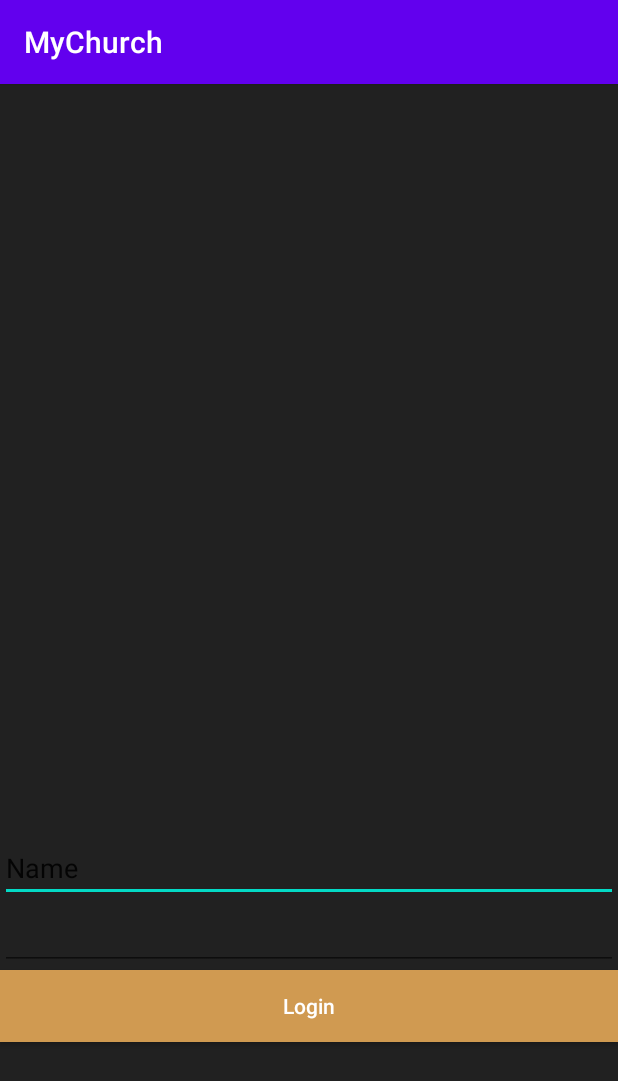
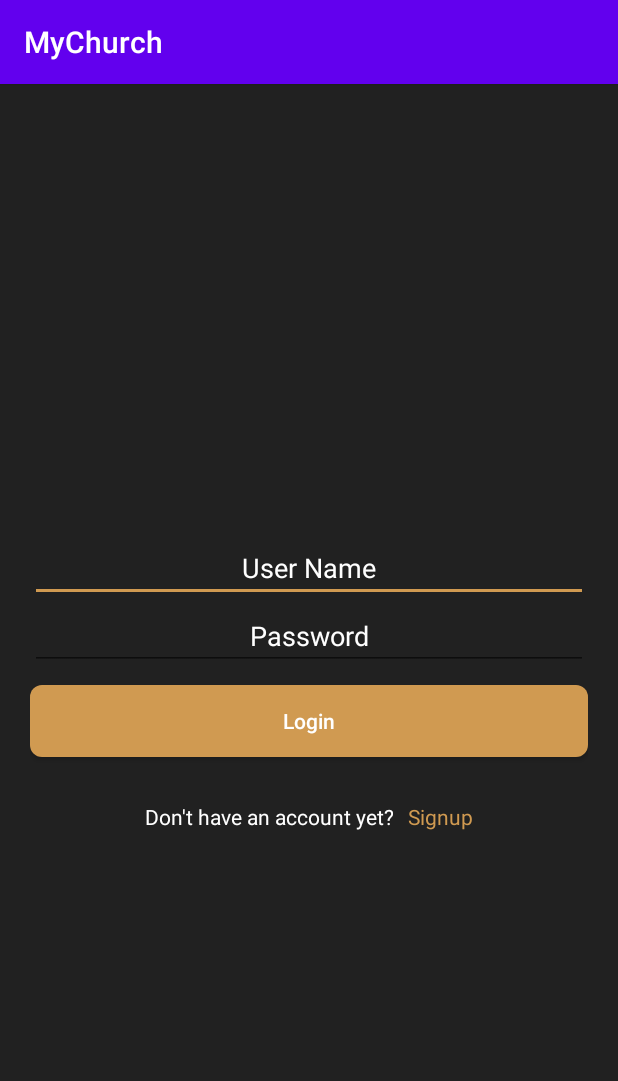
Before and after one commit to yamlakyam/The-Church-App, an Android app: the screen it shows after launch (MainActivity), on a phone screen of 412 x 824 dp. Shown: the top 1081 px of the screen. Run offline under Robolectric (Android 15) with nearby library versions, the phone set to English and light mode, and no system bars.

Commit message:
login activity completed

```diff
--- /dev/null
+++ b/app/src/main/res/drawable/rounded_btn.xml
@@ -0,0 +1,5 @@
+<?xml version="1.0" encoding="utf-8"?>
+<shape xmlns:android="http://schemas.android.com/apk/res/android" android:shape="rectangle">
+    <solid android:color="#d09a51"/>
+    <corners android:radius="8dp"/>
+</shape >
--- a/app/src/main/res/layout/activity_main.xml
+++ b/app/src/main/res/layout/activity_main.xml
@@ -2,34 +2,71 @@
 <LinearLayout xmlns:android="http://schemas.android.com/apk/res/android"
     xmlns:app="http://schemas.android.com/apk/res-auto"
     xmlns:tools="http://schemas.android.com/tools"
+    android:id="@+id/text1"
     android:layout_width="match_parent"
     android:layout_height="match_parent"
     android:background="#212121"
     android:orientation="vertical"
-    tools:context=".MainActivity" >
+    android:paddingLeft="20dp"
+    android:paddingRight="20dp"
+    tools:context=".MainActivity">
 
     <EditText
-        android:id="@+id/editTextTextPersonName"
+        android:id="@+id/usernameLogin"
         android:layout_width="match_parent"
         android:layout_height="wrap_content"
-        android:layout_marginTop="500dp"
+        android:layout_marginTop="300dp"
         android:ems="10"
+        android:gravity="center_horizontal"
+        android:hint="User Name"
         android:inputType="textPersonName"
-        android:text="Name" />
+        android:textColor="#FFFFFF"
+        android:textColorHint="#FFFFFF" />
 
     <EditText
-        android:id="@+id/editTextTextPassword"
+        android:id="@+id/passwordLogin"
         android:layout_width="match_parent"
         android:layout_height="wrap_content"
         android:ems="10"
-        android:inputType="textPassword" />
+        android:gravity="center_horizontal"
+        android:hint="Password"
+        android:inputType="textPassword"
+        android:textColor="#FFFFFF"
+        android:textColorHint="#FFFFFF" />
 
     <Button
-        android:id="@+id/button"
+        android:id="@+id/btnLogin"
         android:layout_width="match_parent"
         android:layout_height="wrap_content"
-        android:background="#d09a51"
+        android:layout_marginTop="10dp"
+        android:background="@drawable/rounded_btn"
         android:text="Login"
         android:textAllCaps="false"
         android:textColor="#FFFFFF" />
+
+    <LinearLayout
+        android:layout_width="match_parent"
+        android:layout_height="match_parent"
+        android:layout_marginTop="30dp"
+        android:orientation="horizontal">
+
+        <TextView
+            android:id="@+id/textView2"
+            android:layout_width="wrap_content"
+            android:layout_height="wrap_content"
+            android:layout_weight="1"
+            android:gravity="right"
+            android:text="Don't have an account yet?"
+            android:textColor="#FFFFFF" />
+
+        <TextView
+            android:id="@+id/signupLink"
+            android:layout_width="wrap_content"
+            android:layout_height="wrap_content"
+            android:layout_weight="1"
+            android:text="   Signup"
+            android:textColor="#d09a51"
+            android:textColorLink="#FFFFFF" />
+    </LinearLayout>
+
 </LinearLayout>
--- a/app/src/main/res/values/styles.xml
+++ b/app/src/main/res/values/styles.xml
@@ -4,7 +4,7 @@
         <!-- Customize your theme here. -->
         <item name="colorPrimary">@color/colorPrimary</item>
         <item name="colorPrimaryDark">@color/colorPrimaryDark</item>
-        <item name="colorAccent">@color/colorAccent</item>
+        <item name="colorAccent">#d09a51</item>
     </style>
 
 </resources>
```
